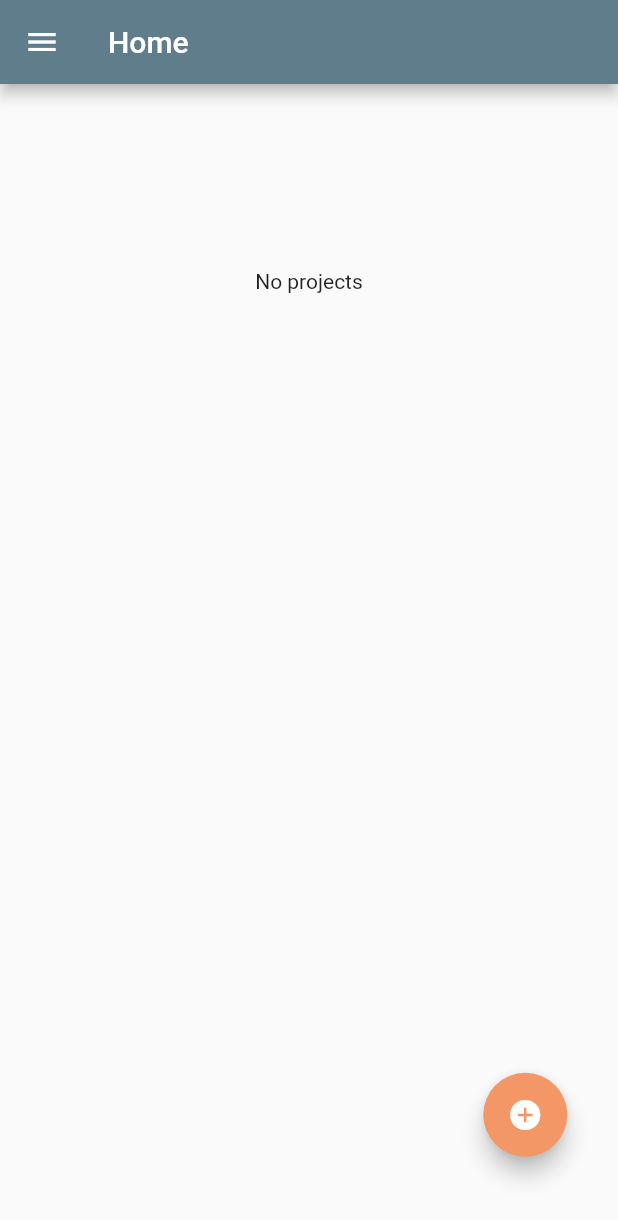
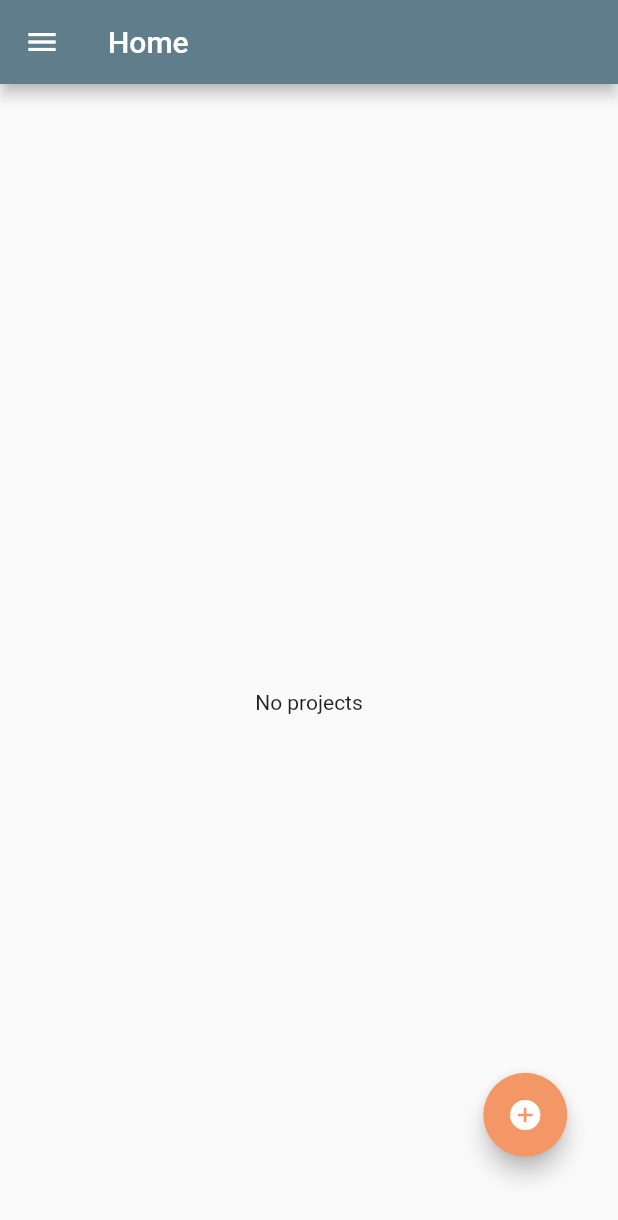
Before and after one commit to ARC-85/Spruuk, a Flutter app: the screen it shows once a user with an empty profile is signed in, on a phone screen of 412 x 824 dp. Shown: the top 1220 px of the screen. Run offline on Flutter 3.47's test engine with Material 2 defaults, Android fonts, the light colour scheme and no system bars; our stand-ins replace calendar_date_picker2, cloud_firestore, dropdown_button2, firebase_auth, firebase_core, firebase_storage and 9 more; missing offline and left inert: dart:ffi, flutter_config; accounts and stored records are empty.

Commit message:
Update to include location provider, dismissible added to project list

```diff
--- a/lib/firebase/firebase_DB.dart
+++ b/lib/firebase/firebase_DB.dart
@@ -35,4 +35,8 @@ class FirebaseDB {
   Future<QuerySnapshot> getProjects() async {
     return projectCollection.get();
   }
+
+  void deleteProject(String projectId) async {
+    await projectCollection.doc(projectId).delete();
+  }
 }
--- a/lib/screens/joint_project_list_screen.dart
+++ b/lib/screens/joint_project_list_screen.dart
@@ -33,6 +33,7 @@ class _JointProjectsListScreen extends ConsumerState<JointProjectsListScreen> {
   FirebaseAuthentication? _auth;
   String? userImage;
   List<ProjectModel> allProjects = [];
+  List<ProjectModel> allVendorProjects = [];
   // Variable to check if screen has been loaded already for ensuring providers are not constantly run
   bool firstLoad = true;
 
@@ -58,18 +59,25 @@ class _JointProjectsListScreen extends ConsumerState<JointProjectsListScreen> {
   @override
   void didChangeDependencies() {
     if (firstLoad = true) {
+      _isLoading = true;
       _auth = ref.watch(authenticationProvider);
 
       final authData = ref.watch(fireBaseAuthProvider);
 
       ref.watch(userProvider).getCurrentUserData(authData.currentUser!.uid);
 
+      ref.watch(projectProvider).getAllProjects();
+
+      ref
+          .watch(projectProvider)
+          .getAllVendorProjects(authData.currentUser!.uid);
+
       // Load all projects first time page is entered, then watch for change in projects below in build.
-      ref.watch(projectProvider).getAllProjects().then((value) {
+      /*ref.watch(projectProvider).getAllProjects().then((value) {
         setState(() {
           allProjects = value!;
         });
-      });
+      });*/
       // allProjects = ref.watch(projectProvider).allProjects!;
       // print("this is all projects $allProjects");
       /*ref
@@ -82,9 +90,31 @@ class _JointProjectsListScreen extends ConsumerState<JointProjectsListScreen> {
           print("this is userImage $userImage");
         });
       });*/
+      ref.watch(userProvider).getPermissions();
+
+      if (authData.currentUser != null) {
+        setState(() {
+          _isLoading = false;
+        });
+      }
+    } else {
+      setState(() {
+        _isLoading = false;
+      });
     }
     firstLoad = false;
     super.didChangeDependencies();
+  }
+
+  Future<void> _refreshProjectList(String uid) async {
+    ref.read(projectProvider).getAllVendorProjects(uid);
+    ref.watch(projectProvider).getAllProjects();
+    allProjects = ref.watch(projectProvider).allProjects!;
+    allVendorProjects = ref.watch(projectProvider).allVendorProjects!;
+    setState(() {
+      print("refreshed!!");
+    });
+
   }
 
   ScrollController _scrollController = ScrollController();
@@ -96,12 +126,15 @@ class _JointProjectsListScreen extends ConsumerState<JointProjectsListScreen> {
     } else {
       _userType = UserType.vendor;
     }
+
     currentUser1 = ref.watch(userProvider).currentUserData;
     allProjects = ref.watch(projectProvider).allProjects!;
+    allVendorProjects = ref.watch(projectProvider).allVendorProjects!;
     print("this is all projects $allProjects");
+    print("this is the person ${currentUser1?.firstName}");
+    print("this is the vendor projects $allVendorProjects");
 
     //print("this is all project title ${allProjects[0].projectTitle}");
-
 
     return Scaffold(
         appBar: AppBar(
@@ -110,82 +143,37 @@ class _JointProjectsListScreen extends ConsumerState<JointProjectsListScreen> {
         resizeToAvoidBottomInset: false,
         drawer: NavDrawer(),
         body: SafeArea(child: Consumer(builder: (context, ref, _) {
-      return Stack(children: [
+          return Stack(
+            children: [
               Positioned(
                 top: screenDimensions.height * 0.15,
                 child: SizedBox(
                     height: screenDimensions.height * 0.70,
                     width: screenDimensions.width,
-              child: Scrollbar(
-                  controller: _scrollController,
-                  thumbVisibility: true,
-                  thickness: 10,
-                  radius: Radius.circular(20),
-                  scrollbarOrientation: ScrollbarOrientation.right,
-                  child: SingleChildScrollView(
-                      controller: _scrollController,
-                      child: Column(
-                        mainAxisAlignment: MainAxisAlignment.center,
-                        crossAxisAlignment: CrossAxisAlignment.center,
-                        children: [
-                          allProjects.isNotEmpty
+                    child: _isLoading
+                        ? const Center(child: CircularProgressIndicator())
+                        : RefreshIndicator(
+                            onRefresh: () =>
+                                _refreshProjectList(currentUser1!.uid),
+                            child: allProjects.isNotEmpty
                                 ? ListView.builder(
                                     scrollDirection: Axis.vertical,
-                              shrinkWrap: true, // Required to prevent error in vertical viewport given unbounded height https://stackoverflow.com/questions/50252569/vertical-viewport-was-given-unbounded-height
+                                    shrinkWrap:
+                                        true, // Required to prevent error in vertical viewport given unbounded height https://stackoverflow.com/questions/50252569/vertical-viewport-was-given-unbounded-height
                                     itemCount: allProjects.length,
                                     itemBuilder: (ctx, index) => MyProjectCard(
                                           project: allProjects[index],
                                           user: currentUser1!,
                                           listIndex: index,
-                              )
-                          )
+                                        ))
                                 : const Center(
                                     child: Text('No projects'),
+                                  ))),
               ),
-                          /*CircleAvatar(
-              radius: 90,
-              backgroundImage: currentUser1?.userImage == null
-                  ? const AssetImage("assets/images/circular_avatar.png")
-                  : Image.network(currentUser1!.userImage).image,
-            ),
-            if (_userType == UserType.client)
-              const Padding(
-                padding: EdgeInsets.all(8.0),
-                child: Text('You are a client'),
-              ),
-            if (_userType == UserType.vendor)
-              const Padding(
-                padding: EdgeInsets.all(8.0),
-                child: Text('You are a vendor'),
-              ),
-            Container(
-              padding: const EdgeInsets.only(top: 48.0),
-              margin: const EdgeInsets.symmetric(horizontal: 16),
-              width: double.infinity,
-              child: MaterialButton(
-                onPressed: () => _onPressedSignOutFunction(),
-                textColor: Colors.blue.shade700,
-                textTheme: ButtonTextTheme.primary,
-                minWidth: 100,
-                padding: const EdgeInsets.all(18),
-                shape: RoundedRectangleBorder(
-                  borderRadius: BorderRadius.circular(25),
-                  side: BorderSide(color: Colors.blue.shade700),
-                ),
-                child: const Text(
-                  'Log Out',
-                  style: TextStyle(fontWeight: FontWeight.w600),
-                ),
-              ),
-            ),*/
-                        ],
-                      ),))),
-        ),
-
               Positioned(
                 top: screenDimensions.height * 0.8,
                 width: screenDimensions.width * 1.7,
-          child:FloatingActionButton(
+                child: FloatingActionButton(
                   onPressed: () {
                     Navigator.pushNamed(context, '/VendorAddProjectScreen');
                   },
@@ -198,7 +186,6 @@ class _JointProjectsListScreen extends ConsumerState<JointProjectsListScreen> {
                 ),
               )
             ],
-
           );
         })));
   }
--- a/lib/widgets/project_card.dart
+++ b/lib/widgets/project_card.dart
@@ -26,7 +26,11 @@ class _MyProjectCard extends ConsumerState<MyProjectCard> {
     final user = widget.user;
     final listIndex = widget.listIndex;
     return Dismissible( // Used to delete items withing the ListView, as suggested https://stackoverflow.com/questions/55142992/flutter-delete-item-from-listview
-        key: Key(allProjects[listIndex].toString()),
+        key: UniqueKey(),
+        onDismissed: (direction) {
+          ref.watch(projectProvider).deleteProject(widget.project.projectId);
+
+        },
         child: Card(
             margin: const EdgeInsets.symmetric(horizontal: 15, vertical: 7),
           child: ListTile(
```
Also changed, not shown: lib/providers/project_provider.dart (+19 -0 lines), lib/providers/user_provider.dart (+34 -1 lines), lib/widgets/project_location.dart (+15 -13 lines). Lines whose indentation alone changed are shown as unchanged.
